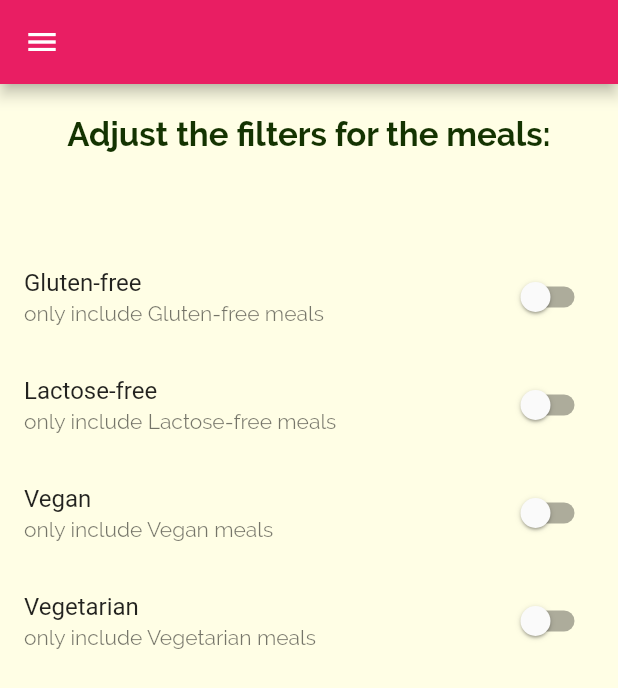
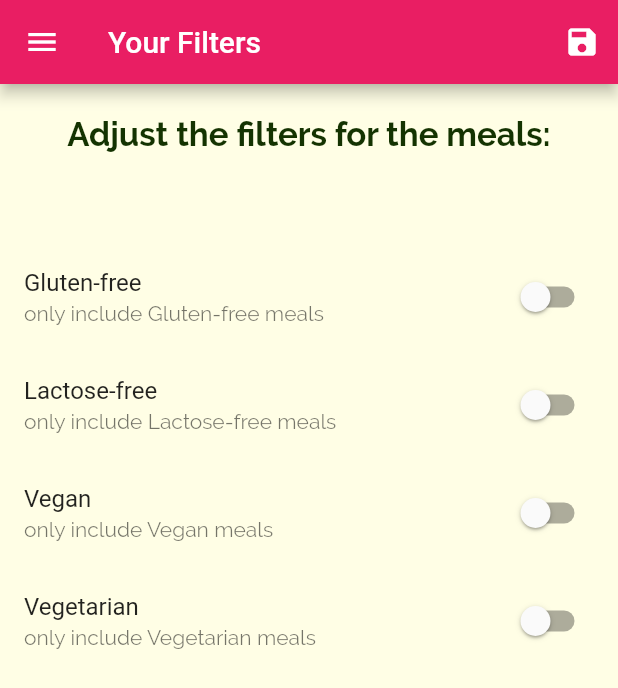
Before and after one commit to Yassin-H-Rassul/flutter_meals_app, a Flutter app: the FiltersScreen screen opened by its route, on a phone screen of 412 x 824 dp. Shown: the top 688 px of the screen. Run offline on Flutter 3.47's test engine with Material 2 defaults, Android fonts, the phone set to English and light mode, and no system bars; missing offline and left inert: dart:ffi.

Commit message:
added the filters screen logic.

```diff
--- a/lib/main.dart
+++ b/lib/main.dart
@@ -1,4 +1,5 @@
 import 'package:flutter/material.dart';
+import 'package:meals_app/dummy_data.dart';
 import 'package:meals_app/screens/bottom_nav_helper.dart';
 import 'package:meals_app/screens/category_meals_screen.dart';
 import 'package:meals_app/screens/category_screen.dart';
@@ -6,14 +7,42 @@ import 'package:meals_app/screens/filters_screen.dart';
 import 'package:meals_app/screens/meal_detail_screen.dart';
 import 'package:meals_app/screens/tabs_screen.dart';
 
+import 'models/meal.dart';
+
 void main() {
   runApp(MyApp());
 }
 
-class MyApp extends StatelessWidget {
+class MyApp extends StatefulWidget {
   const MyApp({Key? key}) : super(key: key);
 
-  // This widget is the root of your application.
+  @override
+  State<MyApp> createState() => _MyAppState();
+}
+
+class _MyAppState extends State<MyApp> {
+  Map<String, bool> _filters = {
+    'gluten': false,
+    'lactose': false,
+    'vegan': false,
+    'vegetarian': false,
+  };
+
+  List<Meal> availableMeals = DUMMY_MEALS;
+
+  void saveFilters(Map<String, bool> filterData) {
+    setState(() {
+      _filters = filterData;
+      availableMeals = DUMMY_MEALS.where((meal) {
+        if (_filters['gluten']! && !meal.isGlutenFree) return false;
+        if (_filters['lactose']! && !meal.isLactoseFree) return false;
+        if (_filters['vegan']! && !meal.isVegan) return false;
+        if (_filters['vegetarian']! && !meal.isVegetarian) return false;
+        return true;
+      }).toList();
+    });
+  }
+
   @override
   Widget build(BuildContext context) {
     return MaterialApp(
@@ -41,9 +70,11 @@ class MyApp extends StatelessWidget {
       // home: CategoryScreen(),
       routes: {
         '/': (context) => BottomNavHelper(),
-        CategoryMealsScreen.routeName: (context) => CategoryMealsScreen(),
+        CategoryMealsScreen.routeName: (context) =>
+            CategoryMealsScreen(availableMeals),
         MealDetailScreen.routeName: (context) => MealDetailScreen(),
-        FiltersScreen.routeName: (context) => FiltersScreen(),
+        FiltersScreen.routeName: (context) =>
+            FiltersScreen(_filters, saveFilters),
       },
     );
   }
--- a/lib/screens/filters_screen.dart
+++ b/lib/screens/filters_screen.dart
@@ -2,8 +2,11 @@ import 'package:flutter/material.dart';
 import 'package:meals_app/widgets/main_drawer.dart';
 
 class FiltersScreen extends StatefulWidget {
-  const FiltersScreen({Key? key}) : super(key: key);
   static const routeName = '/filters';
+  final Map<String, bool> currentFilters;
+  final Function saveFilters;
+
+  FiltersScreen(this.currentFilters, this.saveFilters);
 
   @override
   State<FiltersScreen> createState() => _FiltersScreenState();
@@ -32,9 +35,38 @@ class _FiltersScreenState extends State<FiltersScreen> {
   }
 
   @override
+  void initState() {
+    super.initState();
+    isGlutenFree = widget.currentFilters['gluten']!;
+    isLactoseFree = widget.currentFilters['lactose']!;
+    isVegan = widget.currentFilters['vegan']!;
+    isVegetarian = widget.currentFilters['vegetarian']!;
+  }
+
+  @override
   Widget build(BuildContext context) {
     return Scaffold(
-      appBar: AppBar(),
+      appBar: AppBar(
+        title: Text(
+          'Your Filters',
+        ),
+        actions: [
+          IconButton(
+            onPressed: () {
+              var selectedFilters = {
+                'gluten': isGlutenFree,
+                'lactose': isLactoseFree,
+                'vegan': isVegan,
+                'vegetarian': isVegetarian,
+              };
+              widget.saveFilters(selectedFilters);
+            },
+            icon: Icon(
+              Icons.save,
+            ),
+          ),
+        ],
+      ),
       drawer: MainDrawer(),
       body: Column(
         children: [
```
Also changed, not shown: lib/screens/category_meals_screen.dart (+6 -1 lines).
